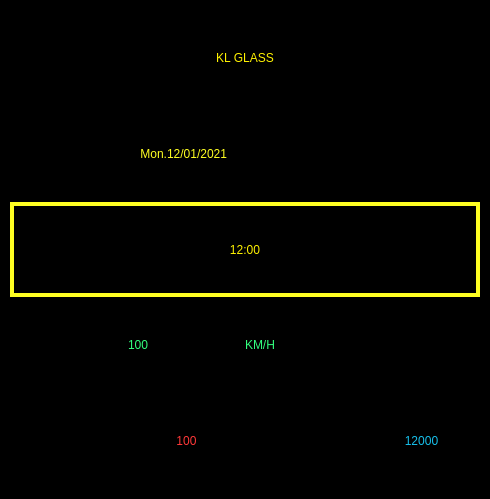
Old version of the form UI/MatChinh.ui in the repository tranvikhan/KLGlass.
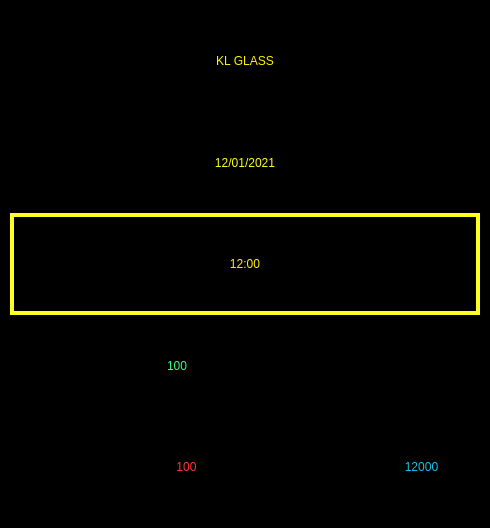
New version of the form. Icons and pictures are not drawn.

The edit to the form file:
```diff
--- a/UI/MatChinh.ui
+++ b/UI/MatChinh.ui
@@ -7,7 +7,7 @@
     <x>0</x>
     <y>0</y>
     <width>490</width>
-    <height>499</height>
+    <height>528</height>
    </rect>
   </property>
   <property name="windowTitle">
@@ -52,20 +52,6 @@
       </item>
       <item>
        <layout class="QHBoxLayout" name="horizontalLayout_3">
-        <item>
-         <widget class="QLabel" name="Thu">
-          <property name="styleSheet">
-           <string notr="true">font: 75 30pt &quot;MS Shell Dlg 2&quot;;
-color: rgb(255, 255, 34);</string>
-          </property>
-          <property name="text">
-           <string>Mon.</string>
-          </property>
-          <property name="alignment">
-           <set>Qt::AlignRight|Qt::AlignTrailing|Qt::AlignVCenter</set>
-          </property>
-         </widget>
-        </item>
         <item>
          <widget class="QLabel" name="Ngay">
           <property name="styleSheet">
@@ -76,14 +62,7 @@
            <string>12/01/2021</string>
           </property>
           <property name="alignment">
-           <set>Qt::AlignLeading|Qt::AlignLeft|Qt::AlignVCenter</set>
-          </property>
-         </widget>
-        </item>
-        <item>
-         <widget class="QLabel" name="label_3">
-          <property name="text">
-           <string>TextLabel</string>
+           <set>Qt::AlignCenter</set>
           </property>
          </widget>
         </item>
@@ -135,20 +114,6 @@
           </property>
          </widget>
         </item>
-        <item>
-         <widget class="QLabel" name="label_10">
-          <property name="styleSheet">
-           <string notr="true">color: rgb(50, 255, 126);
-font: 75 30pt &quot;MS Shell Dlg 2&quot;;</string>
-          </property>
-          <property name="text">
-           <string>KM/H</string>
-          </property>
-          <property name="alignment">
-           <set>Qt::AlignLeading|Qt::AlignLeft|Qt::AlignVCenter</set>
-          </property>
-         </widget>
-        </item>
         <item>
          <widget class="QLabel" name="label_6">
           <property name="text">
```
